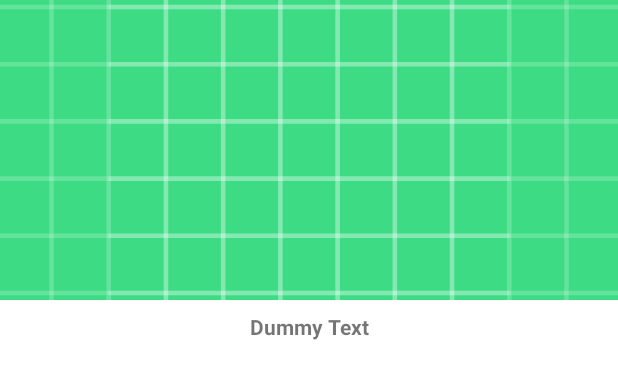
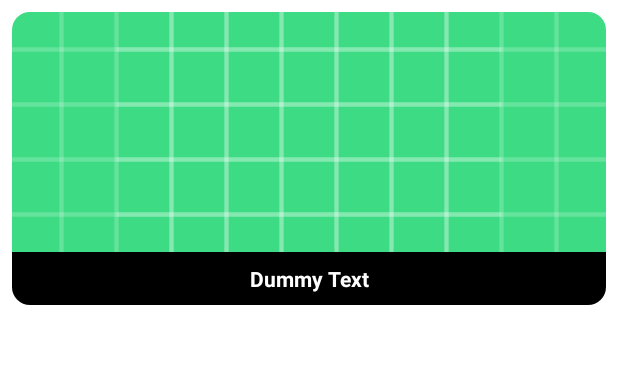
Before and after one commit to shakiz/kotlin-coroutine-mvvm, an Android app: the layout adapter_recycler_item_movie.xml on its own in the app's theme, with its tools: preview values and no code run, on a phone screen of 412 x 824 dp. Shown: the top 379 px of the screen. Run offline under Robolectric (Android 15) with nearby library versions, the phone set to English and light mode, and no system bars; network calls fail.

Commit message:
Fix all the layouts issues

```diff
--- a/app/src/main/java/com/example/kotlin_coroutine_mvvm/adapter/MovieAdapter.kt
+++ b/app/src/main/java/com/example/kotlin_coroutine_mvvm/adapter/MovieAdapter.kt
@@ -18,7 +18,7 @@ class MovieAdapter : RecyclerView.Adapter<MovieViewHolder>() {
 
     override fun onBindViewHolder(holder: MovieViewHolder, position: Int) {
         val movie = movieList[position]
-        holder.binding.movieName.text = movie.name
+        holder.binding.movieName.text = movie.name.trim()
     }
 
     override fun getItemCount(): Int {
--- a/app/src/main/java/com/example/kotlin_coroutine_mvvm/ui/MovieListActivity.kt
+++ b/app/src/main/java/com/example/kotlin_coroutine_mvvm/ui/MovieListActivity.kt
@@ -40,7 +40,6 @@ class MovieListActivity : AppCompatActivity() {
     }
 
     private fun setAdapter(){
-        binding.rvMovie.layoutManager = LinearLayoutManager(this, RecyclerView.VERTICAL, false)
         binding.rvMovie.adapter = movieAdapter
     }
 
--- a/app/src/main/res/layout/activity_movie_list.xml
+++ b/app/src/main/res/layout/activity_movie_list.xml
@@ -2,7 +2,8 @@
 <layout xmlns:android="http://schemas.android.com/apk/res/android"
     xmlns:app="http://schemas.android.com/apk/res-auto">
 
-    <androidx.constraintlayout.widget.ConstraintLayout xmlns:tools="http://schemas.android.com/tools"
+    <androidx.constraintlayout.widget.ConstraintLayout
+        xmlns:tools="http://schemas.android.com/tools"
         android:layout_width="match_parent"
         android:layout_height="match_parent"
         tools:context=".ui.MovieListActivity">
@@ -24,6 +25,8 @@
             app:layout_constraintEnd_toEndOf="parent"
             app:layout_constraintStart_toStartOf="parent"
             app:layout_constraintTop_toTopOf="parent"
+            android:orientation="vertical"
+            app:layoutManager="androidx.recyclerview.widget.LinearLayoutManager"
             tools:listitem="@layout/adapter_recycler_item_movie" />
 
     </androidx.constraintlayout.widget.ConstraintLayout>
--- a/app/src/main/res/layout/adapter_recycler_item_movie.xml
+++ b/app/src/main/res/layout/adapter_recycler_item_movie.xml
@@ -2,14 +2,22 @@
 <layout xmlns:android="http://schemas.android.com/apk/res/android"
     xmlns:app="http://schemas.android.com/apk/res-auto">
 
+    <com.google.android.material.card.MaterialCardView
+        android:layout_width="match_parent"
+        android:layout_height="wrap_content"
+        app:cardElevation="0dp"
+        app:cardCornerRadius="12dp"
+        app:cardUseCompatPadding="false"
+        android:layout_margin="8dp">
+
         <androidx.constraintlayout.widget.ConstraintLayout
             android:layout_width="match_parent"
-        android:layout_height="match_parent">
+            android:layout_height="wrap_content">
 
             <androidx.appcompat.widget.AppCompatImageView
                 android:id="@+id/ivImageCategory"
                 android:layout_width="match_parent"
-            android:layout_height="200dp"
+                android:layout_height="160dp"
                 android:scaleType="centerCrop"
                 android:src="@drawable/ic_launcher_background"
                 app:layout_constraintEnd_toEndOf="parent"
@@ -20,11 +28,12 @@
                 android:id="@+id/movieName"
                 android:layout_width="match_parent"
                 android:layout_height="wrap_content"
-            android:background="#D3FFFFFF"
                 android:gravity="center_horizontal"
                 android:maxLines="1"
                 android:padding="8dp"
+                android:background="@color/black"
                 android:text="Dummy Text"
+                android:textColor="@color/white"
                 android:textAppearance="@style/TextAppearance.AppCompat.Small"
                 android:textStyle="bold"
                 app:layout_constraintEnd_toEndOf="parent"
@@ -33,4 +42,6 @@
 
         </androidx.constraintlayout.widget.ConstraintLayout>
 
+    </com.google.android.material.card.MaterialCardView>
+
 </layout>
```
Lines whose indentation alone changed are shown as unchanged.
